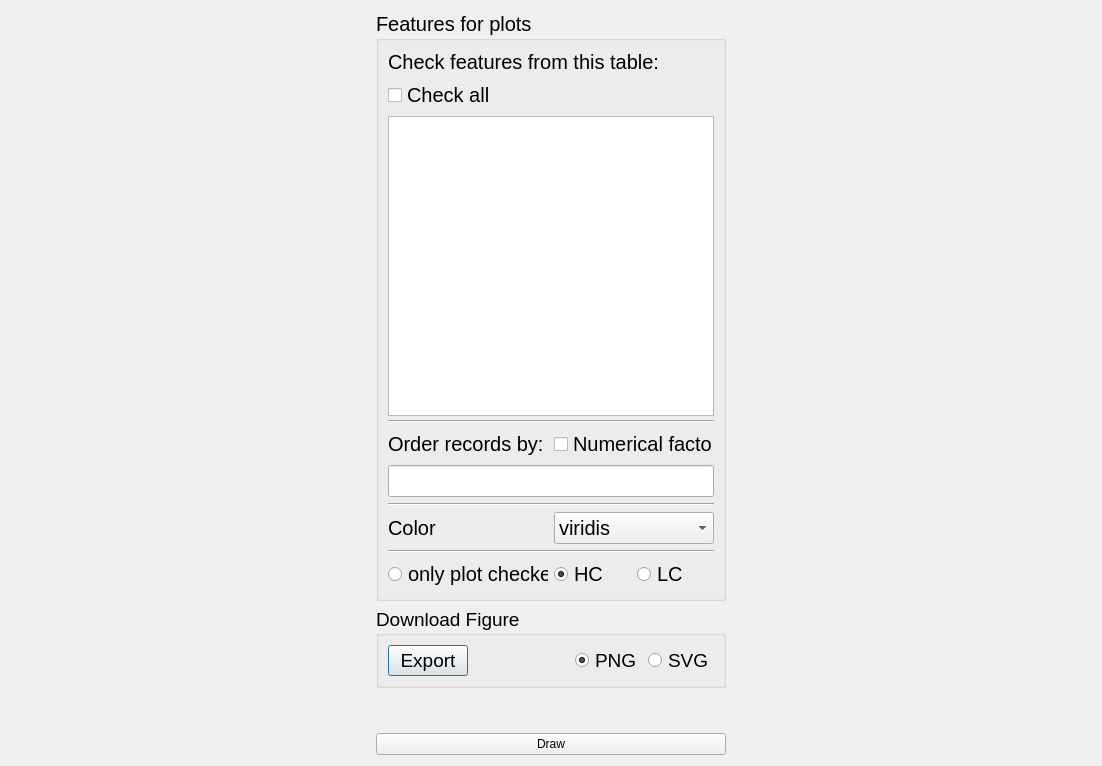
Old version of the form HeatmapViewerdialog.ui in the repository WilsonImmunologyLab/VGenes.
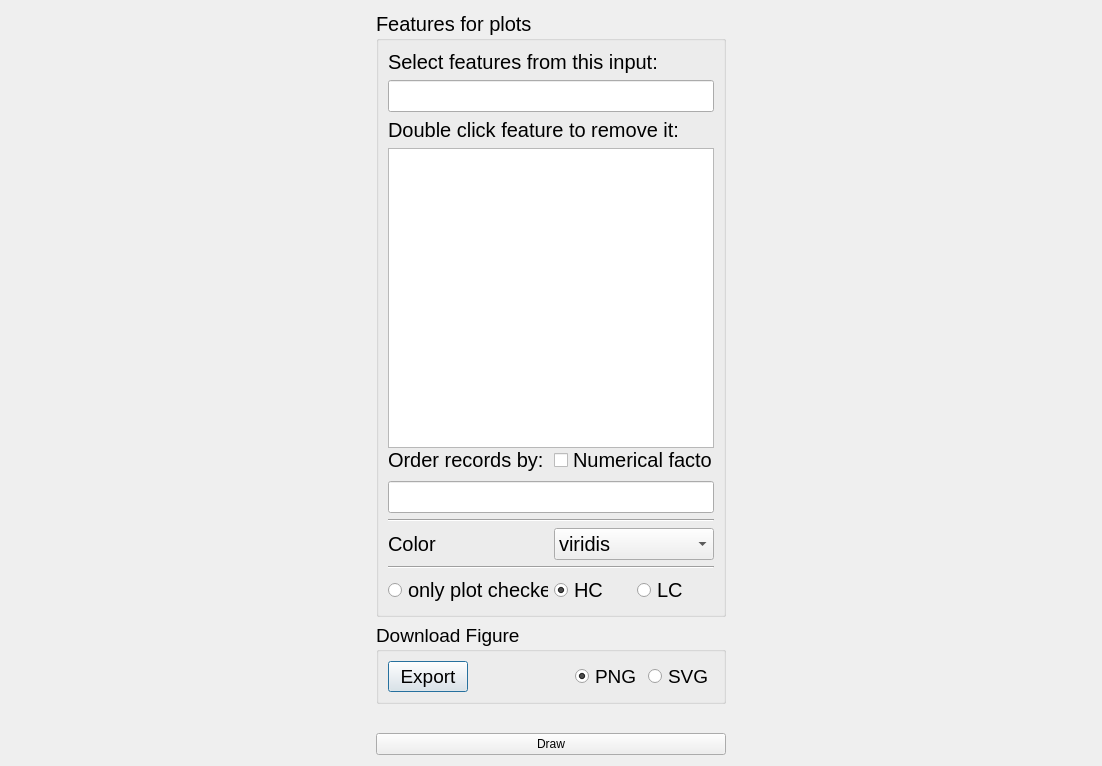
New version of the form.

Commit message: update UI for heatmap viewer

```diff
--- a/HeatmapViewerdialog.ui
+++ b/HeatmapViewerdialog.ui
@@ -37,7 +37,14 @@
       <string>Features for plots</string>
      </property>
      <layout class="QGridLayout" name="gridLayout_2">
-      <item row="7" column="1">
+      <item row="2" column="0" colspan="2">
+       <widget class="QLabel" name="label">
+        <property name="text">
+         <string>Double click feature to remove it:</string>
+        </property>
+       </widget>
+      </item>
+      <item row="8" column="1">
        <widget class="QComboBox" name="comboBoxColor">
         <property name="minimumSize">
          <size>
@@ -87,7 +94,7 @@
         </item>
        </widget>
       </item>
-      <item row="9" column="1">
+      <item row="10" column="1">
        <layout class="QHBoxLayout" name="horizontalLayout">
         <item>
          <widget class="QRadioButton" name="radioButtonHC">
@@ -114,7 +121,24 @@
         </item>
        </layout>
       </item>
-      <item row="9" column="0">
+      <item row="4" column="0" colspan="2">
+       <widget class="Line" name="line_3">
+        <property name="orientation">
+         <enum>Qt::Horizontal</enum>
+        </property>
+       </widget>
+      </item>
+      <item row="5" column="1">
+       <widget class="QCheckBox" name="checkBoxNum">
+        <property name="text">
+         <string>Numerical factor</string>
+        </property>
+       </widget>
+      </item>
+      <item row="1" column="0" colspan="2">
+       <widget class="QLineEdit" name="lineEditFeature"/>
+      </item>
+      <item row="10" column="0">
        <widget class="QRadioButton" name="radioButtonChecked">
         <property name="text">
          <string>only plot checked</string>
@@ -124,35 +148,41 @@
         </property>
        </widget>
       </item>
-      <item row="7" column="0">
+      <item row="8" column="0">
        <widget class="QLabel" name="label_3">
+        <property name="maximumSize">
+         <size>
+          <width>100</width>
+          <height>16777215</height>
+         </size>
+        </property>
         <property name="text">
          <string>Color</string>
         </property>
        </widget>
       </item>
-      <item row="6" column="0" colspan="2">
+      <item row="7" column="0" colspan="2">
        <widget class="Line" name="line">
         <property name="orientation">
          <enum>Qt::Horizontal</enum>
         </property>
        </widget>
       </item>
-      <item row="5" column="0" colspan="2">
+      <item row="6" column="0" colspan="2">
        <widget class="QLineEdit" name="lineEditGroup"/>
       </item>
-      <item row="1" column="0" colspan="2">
-       <widget class="QCheckBox" name="checkBoxAll">
+      <item row="5" column="0">
+       <widget class="QLabel" name="label_2">
         <property name="text">
-         <string>Check all</string>
+         <string>Order records by:</string>
         </property>
        </widget>
       </item>
-      <item row="2" column="0" colspan="2">
-       <widget class="QTableWidget" name="tableWidget">
+      <item row="3" column="0" colspan="2">
+       <widget class="QListWidget" name="listWidget">
         <property name="minimumSize">
          <size>
-          <width>300</width>
+          <width>0</width>
           <height>300</height>
          </size>
         </property>
@@ -161,38 +191,17 @@
       <item row="0" column="0" colspan="2">
        <widget class="QLabel" name="label_6">
         <property name="text">
-         <string>Check features from this table:</string>
+         <string>Select features from this input:</string>
         </property>
        </widget>
       </item>
-      <item row="8" column="0" colspan="2">
+      <item row="9" column="0" colspan="2">
        <widget class="Line" name="line_2">
         <property name="orientation">
          <enum>Qt::Horizontal</enum>
         </property>
        </widget>
       </item>
-      <item row="3" column="0" colspan="2">
-       <widget class="Line" name="line_3">
-        <property name="orientation">
-         <enum>Qt::Horizontal</enum>
-        </property>
-       </widget>
-      </item>
-      <item row="4" column="0">
-       <widget class="QLabel" name="label_2">
-        <property name="text">
-         <string>Order records by:</string>
-        </property>
-       </widget>
-      </item>
-      <item row="4" column="1">
-       <widget class="QCheckBox" name="checkBoxNum">
-        <property name="text">
-         <string>Numerical factor</string>
-        </property>
-       </widget>
-      </item>
      </layout>
     </widget>
    </item>
```
Left out of the diff: 2 changed lines with no effect on the pictures. The commit also changes 2 other files.
